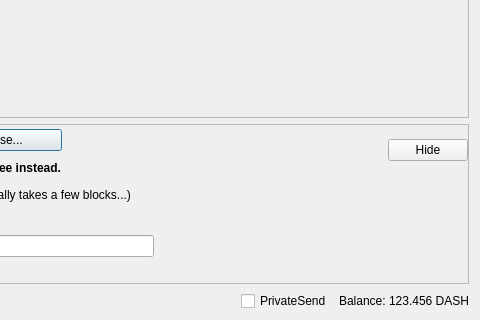
dashpay/dash, file src/qt/forms/sendcoinsdialog.ui: the form before one commit; both pictures show x 370 to 850 and y 206 to 526 of the 850 by 526 pixel window.
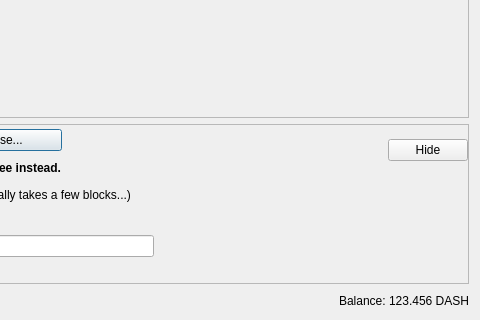
The form after the commit. Custom widgets are drawn as their Qt base class.

Commit message: add new PrivateSend tab on main window and PrivateSend tray option

The edit to the form file:
```diff
--- a/src/qt/forms/sendcoinsdialog.ui
+++ b/src/qt/forms/sendcoinsdialog.ui
@@ -1209,23 +1209,7 @@
       <layout class="QHBoxLayout" name="horizontalLayout_2">
        <property name="spacing">
         <number>3</number>
-       </property>
-       <item>
-        <widget class="QCheckBox" name="checkUsePrivateSend">
-         <property name="minimumSize">
-          <size>
-           <width>95</width>
-           <height>0</height>
-          </size>
-         </property>
-         <property name="text">
-          <string>PrivateSend</string>
-         </property>
-         <property name="checked">
-          <bool>false</bool>
-         </property>
-        </widget>
-       </item>
+       </property>       
        <item>
         <widget class="QLabel" name="label">
          <property name="text">
```
The commit also changes 9 other files.
